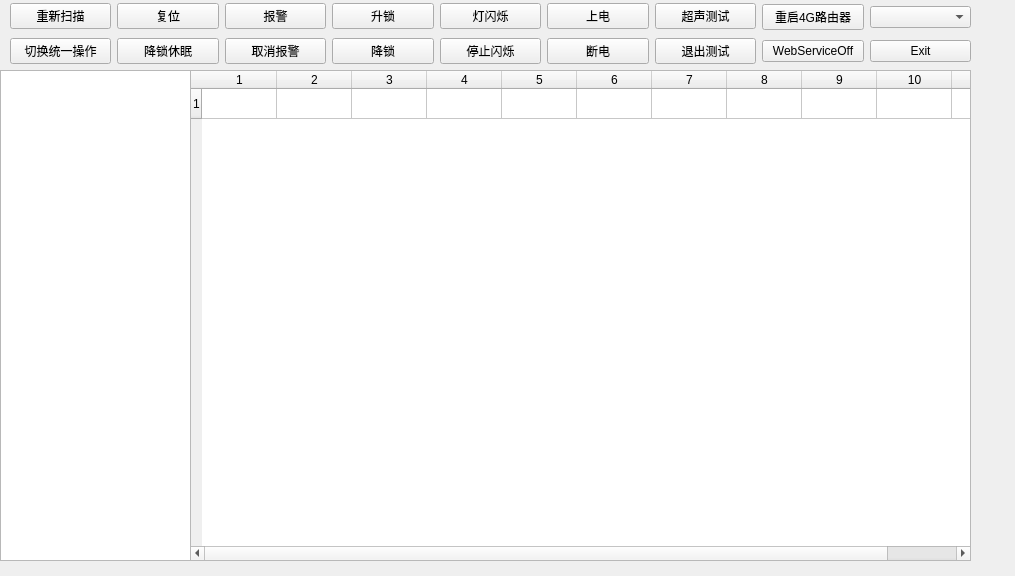
First picture: the form in Ui_Form.ui, repository yuqiancha/WWTFrontServer_Cam_4Baddr, before the edit.
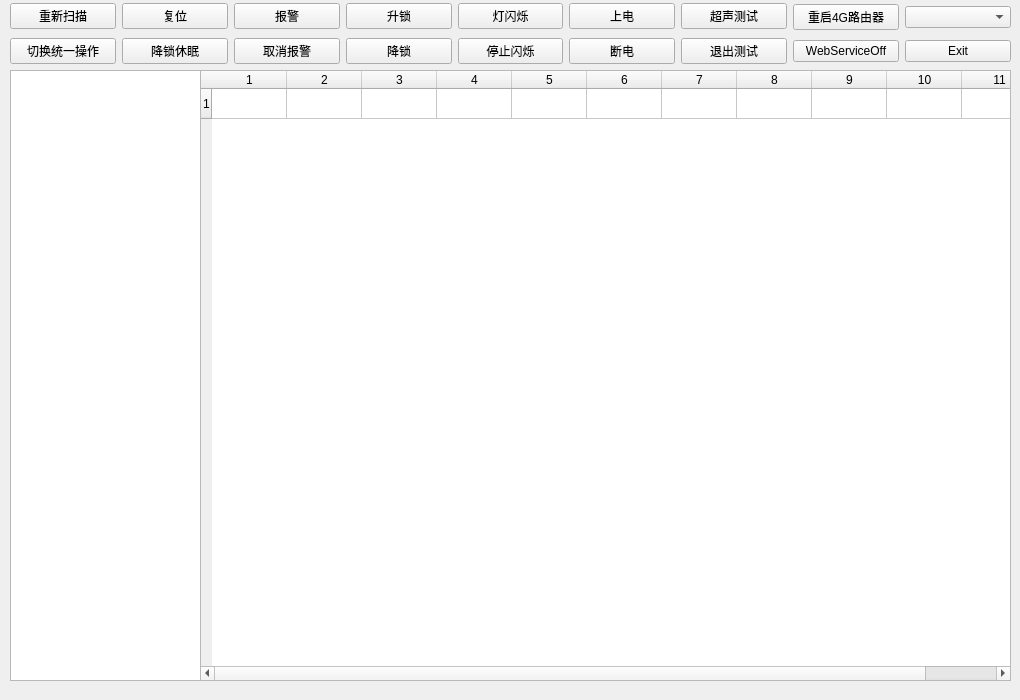
Second picture: the form after the edit.

What changed in the file:
```diff
--- a/Ui_Form.ui
+++ b/Ui_Form.ui
@@ -6,8 +6,8 @@
    <rect>
     <x>0</x>
     <y>0</y>
-    <width>1015</width>
-    <height>576</height>
+    <width>1020</width>
+    <height>700</height>
    </rect>
   </property>
   <property name="windowTitle">
@@ -19,10 +19,10 @@
    </property>
    <property name="geometry">
     <rect>
-     <x>190</x>
+     <x>200</x>
      <y>70</y>
-     <width>781</width>
-     <height>491</height>
+     <width>811</width>
+     <height>611</height>
     </rect>
    </property>
    <property name="autoFillBackground">
@@ -70,7 +70,7 @@
     <rect>
      <x>10</x>
      <y>0</y>
-     <width>961</width>
+     <width>1001</width>
      <height>68</height>
     </rect>
    </property>
@@ -238,10 +238,10 @@
   <widget class="QTextBrowser" name="textBrowser_Cam">
    <property name="geometry">
     <rect>
-     <x>0</x>
+     <x>10</x>
      <y>70</y>
      <width>191</width>
-     <height>491</height>
+     <height>611</height>
     </rect>
    </property>
   </widget>
```
